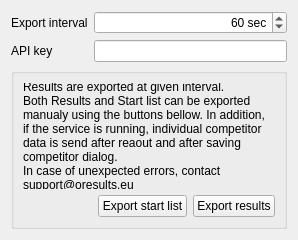
Qt form quickevent/app/quickevent/plugins/Event/src/services/oresultsclientwidget.ui (Quick-Event/quickbox) before a commit.
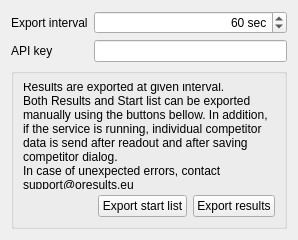
The same form after that commit.

Commit message: feat: UI improvements, typos

Diff of the .ui file:
```diff
--- a/quickevent/app/quickevent/plugins/Event/src/services/oresultsclientwidget.ui
+++ b/quickevent/app/quickevent/plugins/Event/src/services/oresultsclientwidget.ui
@@ -67,8 +67,8 @@
        <widget class="QLabel" name="label">
         <property name="text">
          <string>Results are exported at given interval.
-Both Results and Start list can be exported manualy using the buttons bellow. In addition, if the service is running, individual competitor data is send after reaout and after saving competitor dialog. 
-In case of unexpected errors, contact support@oresults.eu </string>
+Both Results and Start list can be exported manually using the buttons bellow. In addition, if the service is running, individual competitor data is send after readout and after saving competitor dialog.
+In case of unexpected errors, contact support@oresults.eu</string>
         </property>
         <property name="wordWrap">
          <bool>true</bool>
```
The commit also changes 5 other files.
